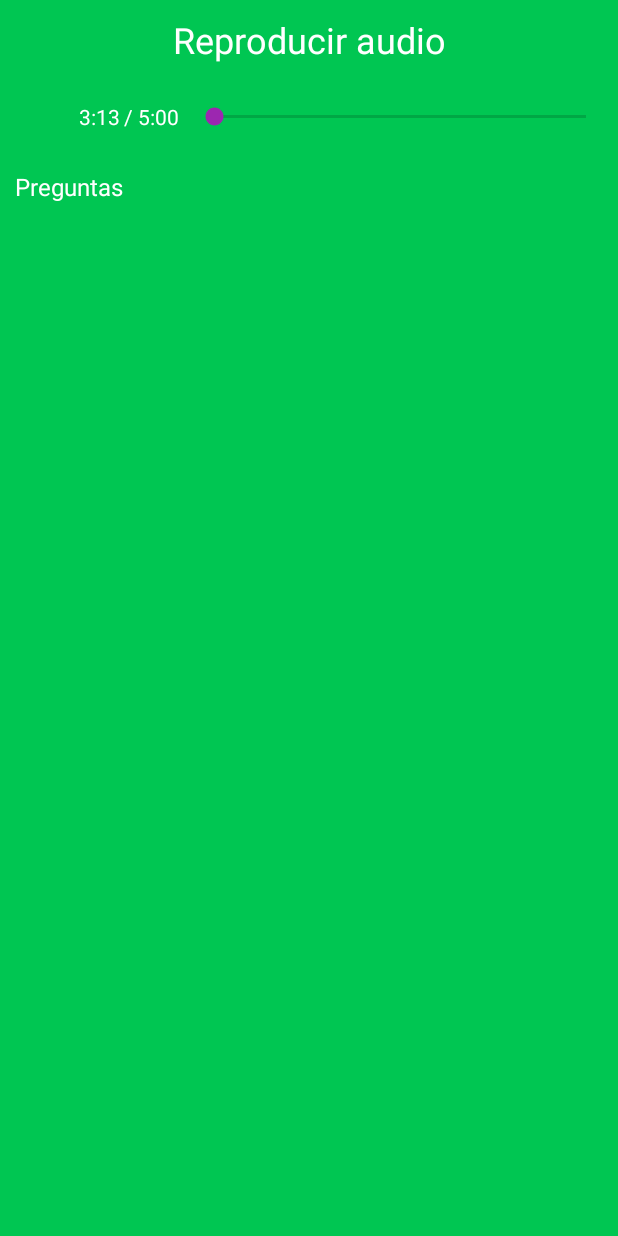
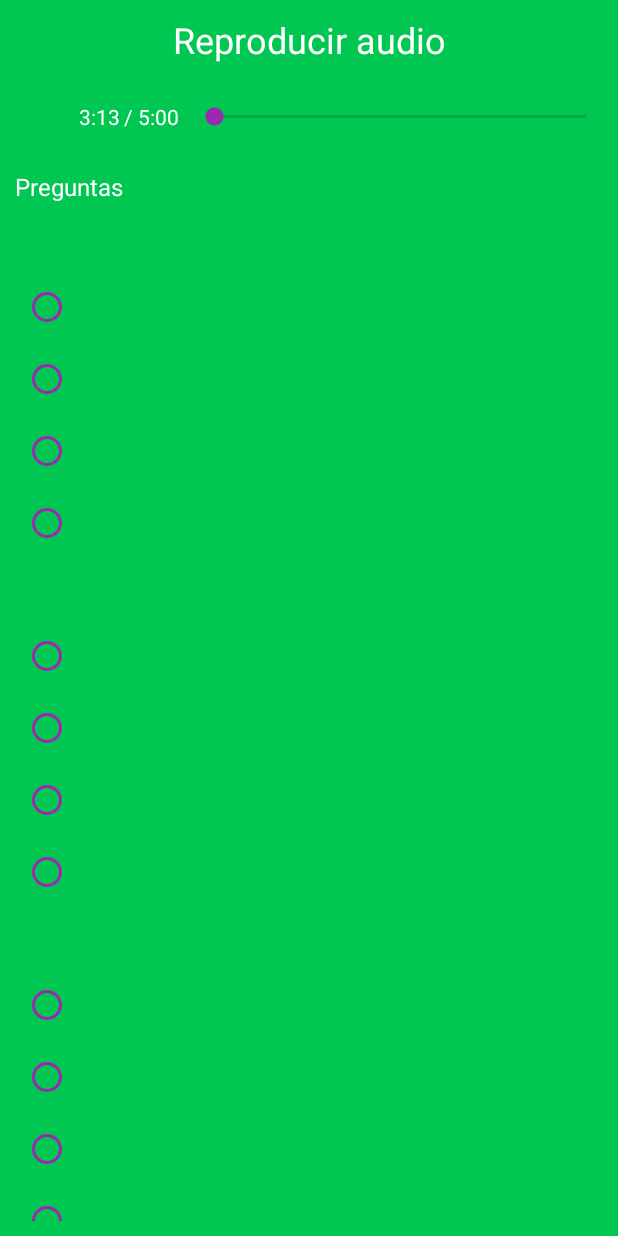
Before and after one commit to XamDR/EzEnglish, an Android app: the layout fragment_listening.xml on its own in the app's theme, with its tools: preview values and no code run, on a phone screen of 412 x 824 dp. Run offline under Robolectric (Android 15) with nearby library versions, the phone set to English and light mode, and no system bars.

Commit message:
Make RecyclerView in ListeningFragment.kt to get data from XML only. Simplified getting data from Firebase.

```diff
--- a/app/src/main/res/layout/fragment_listening.xml
+++ b/app/src/main/res/layout/fragment_listening.xml
@@ -1,7 +1,9 @@
 <?xml version="1.0" encoding="utf-8"?>
-<layout xmlns:android="http://schemas.android.com/apk/res/android" xmlns:tools="http://schemas.android.com/tools">
+<layout xmlns:android="http://schemas.android.com/apk/res/android" xmlns:app="http://schemas.android.com/apk/res-auto"
+    xmlns:tools="http://schemas.android.com/tools">
     <data>
         <import type="drm.ezenglish.util.Converter"/>
+        <import type="androidx.recyclerview.widget.LinearLayoutManager"/>
         <variable
             name="viewModel"
             type="drm.ezenglish.viewmodels.ListeningViewModel" />
@@ -79,9 +81,13 @@
             android:textColor="@color/primaryTextColor"/>
 
         <androidx.recyclerview.widget.RecyclerView
-            android:id="@+id/rvListeningQuestions"
             android:layout_width="match_parent"
             android:layout_height="match_parent"
-            android:layout_margin="10dp"/>
+            android:layout_margin="10dp"
+            app:layoutManager="androidx.recyclerview.widget.LinearLayoutManager"
+            android:orientation="vertical"
+            app:dividerOrientation="@{LinearLayoutManager.VERTICAL}"
+            app:questions="@{viewModel.questions}"
+            tools:listitem="@layout/recyclerview_item_question"/>
     </LinearLayout>
 </layout>
```
Also changed, not shown: app/src/main/java/drm/ezenglish/adapters/QuestionAdapter.kt (renamed from app/src/main/java/drm/ezenglish/adapters/QuestionListeningAdapter.kt, +14 -7 lines), app/src/main/java/drm/ezenglish/util/HelperFunctions.kt (+20 -10 lines), app/src/main/java/drm/ezenglish/viewmodels/ListeningViewModel.kt (+8 -5 lines), app/src/main/java/drm/ezenglish/viewmodels/WritingViewModel.kt (+4 -3 lines), app/src/main/java/drm/ezenglish/views/ListeningFragment.kt (+8 -24 lines), app/src/main/java/drm/ezenglish/views/WritingFragment.kt (+7 -4 lines).
